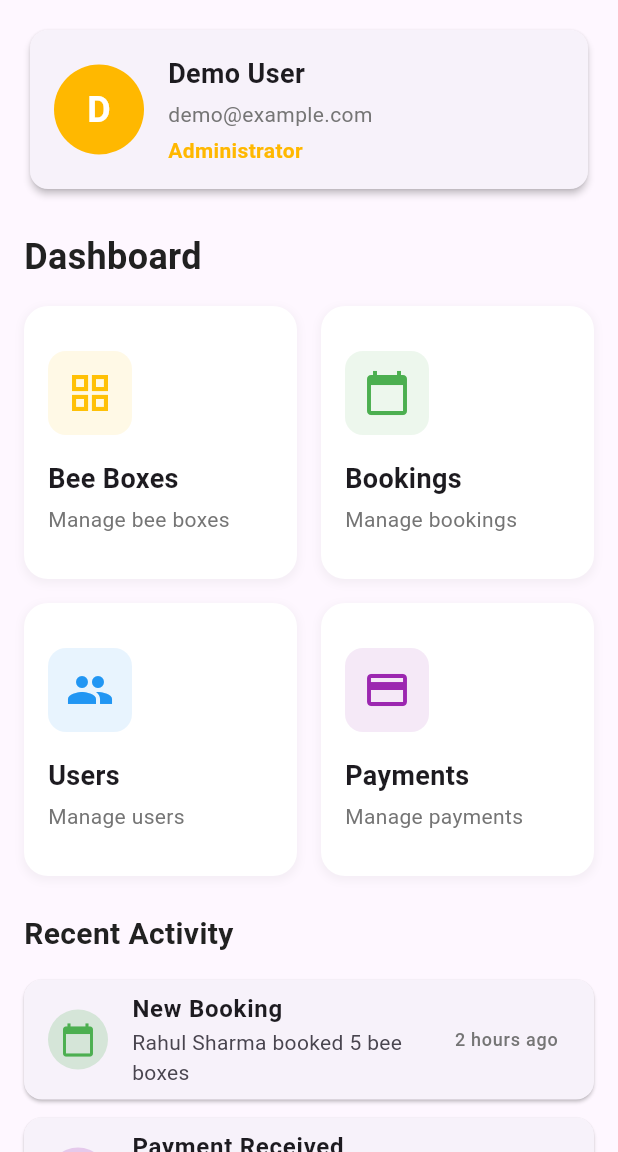
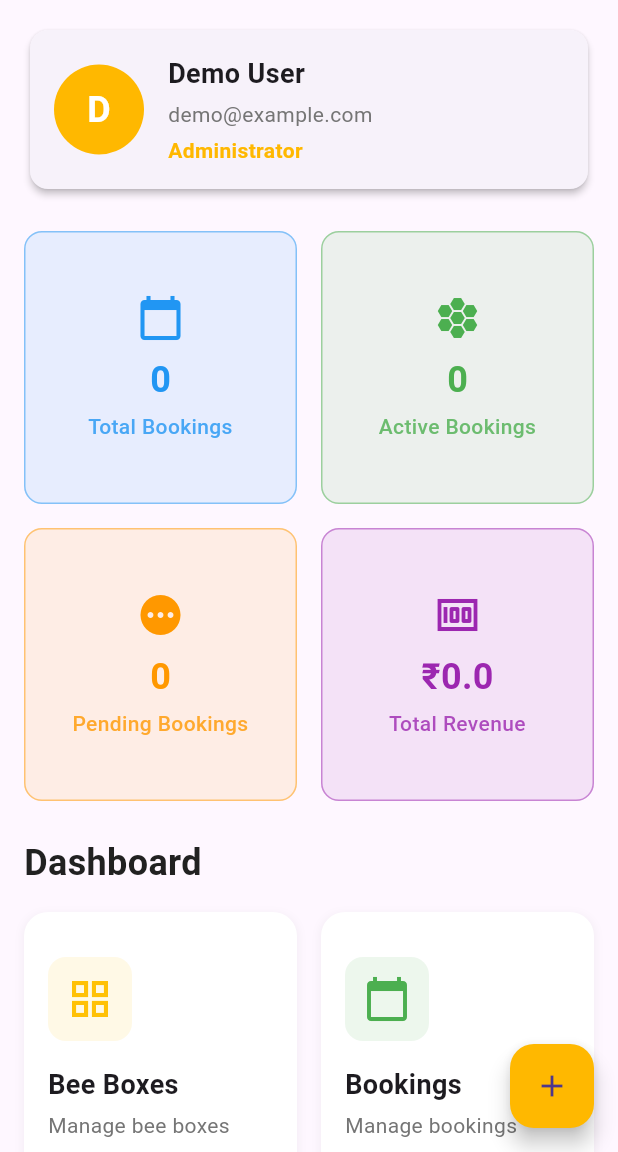
Before and after one commit to HarshBothara24/Beeman, a Flutter app: the AdminDashboardScreen screen opened directly, on a phone screen of 412 x 824 dp, the part 84-1236 px from its top. Run offline on Flutter 3.47's test engine with Material 3 defaults, Android fonts, the phone set to English and light mode, and no system bars; our stand-ins replace cloud_firestore, firebase_core, google_sign_in, shared_preferences; accounts and stored records are empty.

```diff
--- a/lib/features/admin/presentation/screens/admin_dashboard_screen.dart
+++ b/lib/features/admin/presentation/screens/admin_dashboard_screen.dart
@@ -5,6 +5,7 @@
 import '../../../../core/theme/app_theme.dart';
 import '../../../auth/presentation/providers/auth_provider.dart';
 import '../../../auth/presentation/screens/login_screen.dart';
+import '../../../booking/presentation/providers/booking_provider.dart';
 import '../widgets/admin_drawer.dart';
 import '../widgets/dashboard_card.dart';
 import 'bee_box_management_screen.dart';
@@ -18,6 +19,8 @@
   @override
   Widget build(BuildContext context) {
     final authProvider = Provider.of<AuthProvider>(context);
+    final bookingProvider = Provider.of<BookingProvider>(context);
+    final bookings = bookingProvider.bookings;
     final user = authProvider.user;
 
     return Scaffold(
@@ -100,6 +103,41 @@
                   ),
                 ),
                 const SizedBox(height: 24),
+                // Stats cards
+                GridView.count(
+                  shrinkWrap: true,
+                  physics: const NeverScrollableScrollPhysics(),
+                  crossAxisCount: 2,
+                  crossAxisSpacing: 16,
+                  mainAxisSpacing: 16,
+                  children: [
+                    _buildStatCard(
+                      'Total Bookings',
+                      bookings.length.toString(),
+                      Icons.calendar_today,
+                      Colors.blue,
+                    ),
+                    _buildStatCard(
+                      'Active Bookings',
+                      bookings.where((b) => b.status == 'active').length.toString(),
+                      Icons.hive,
+                      Colors.green,
+                    ),
+                    _buildStatCard(
+                      'Pending Bookings',
+                      bookings.where((b) => b.status == 'pending').length.toString(),
+                      Icons.pending,
+                      Colors.orange,
+                    ),
+                    _buildStatCard(
+                      'Total Revenue',
+                      '₹${bookings.fold(0.0, (sum, b) => sum + b.totalAmount)}',
+                      Icons.money,
+                      Colors.purple,
+                    ),
+                  ],
+                ),
+                const SizedBox(height: 24),
                 // Dashboard title
                 const Text(
                   'Dashboard',
@@ -153,104 +191,172 @@
                   ],
                 ),
                 const SizedBox(height: 24),
-                // Recent activity title
+                // Recent bookings
                 const Text(
-                  'Recent Activity',
+                  'Recent Bookings',
                   style: TextStyle(
                     fontSize: 20,
                     fontWeight: FontWeight.bold,
-                    color: AppTheme.textPrimary,
                   ),
                 ),
                 const SizedBox(height: 16),
-                // Recent activity list
-                _buildRecentActivityList(),
+                ListView.builder(
+                  shrinkWrap: true,
+                  physics: const NeverScrollableScrollPhysics(),
+                  itemCount: bookings.length,
+                  itemBuilder: (context, index) {
+                    final booking = bookings[index];
+                    return Card(
+                      margin: const EdgeInsets.only(bottom: 12),
+                      child: ListTile(
+                        title: Text('Booking #${booking.id.substring(0, 8)}'),
+                        subtitle: Text(
+                          '${booking.crop} - ${booking.boxNumbers.length} boxes',
+                        ),
+                        trailing: _buildStatusChip(booking.status),
+                        onTap: () => _showBookingDetails(context, booking),
+                      ),
+                    );
+                  },
+                ),
               ],
             ),
           ),
         ),
       ),
+      floatingActionButton: FloatingActionButton(
+        onPressed: () {
+          // TODO: Add box management screen
+          ScaffoldMessenger.of(context).showSnackBar(
+            const SnackBar(content: Text('Box management coming soon!')),
+          );
+        },
+        backgroundColor: AppTheme.primaryColor,
+        child: const Icon(Icons.add),
+      ),
     );
   }
 
-  Widget _buildRecentActivityList() {
-    // This would typically be populated from a database
-    // For now, we'll use dummy data
-    final activities = [
-      {
-        'type': 'booking',
-        'title': 'New Booking',
-        'description': 'Rahul Sharma booked 5 bee boxes',
-        'time': '2 hours ago',
-        'icon': Icons.calendar_today,
-        'color': Colors.green,
-      },
-      {
-        'type': 'payment',
-        'title': 'Payment Received',
-        'description': '₹5,000 received from Amit Patel',
-        'time': '5 hours ago',
-        'icon': Icons.payment,
-        'color': Colors.purple,
-      },
-      {
-        'type': 'user',
-        'title': 'New User',
-        'description': 'Priya Desai registered as a new user',
-        'time': '1 day ago',
-        'icon': Icons.person_add,
-        'color': Colors.blue,
-      },
-      {
-        'type': 'box',
-        'title': 'Bee Box Added',
-        'description': '10 new bee boxes added to inventory',
-        'time': '2 days ago',
-        'icon': Icons.add_box,
-        'color': Colors.amber,
-      },
-    ];
-
-    return ListView.builder(
-      shrinkWrap: true,
-      physics: const NeverScrollableScrollPhysics(),
-      itemCount: activities.length,
-      itemBuilder: (context, index) {
-        final activity = activities[index];
-        return Card(
-          elevation: 1,
-          margin: const EdgeInsets.only(bottom: 12),
-          shape: RoundedRectangleBorder(
+  Widget _buildStatCard(String title, String value, IconData icon, Color color) {
+    return Container(
+      padding: const EdgeInsets.all(16),
+      decoration: BoxDecoration(
+        color: color.withOpacity(0.1),
         borderRadius: BorderRadius.circular(12),
+        border: Border.all(color: color.withOpacity(0.5)),
       ),
-          child: ListTile(
-            leading: CircleAvatar(
-              backgroundColor: (activity['color'] as Color).withOpacity(0.2),
-              child: Icon(
-                activity['icon'] as IconData,
-                color: activity['color'] as Color,
+      child: Column(
+        mainAxisAlignment: MainAxisAlignment.center,
+        children: [
+          Icon(icon, color: color, size: 32),
+          const SizedBox(height: 8),
+          Text(
+            value,
+            style: TextStyle(
+              fontSize: 24,
+              fontWeight: FontWeight.bold,
+              color: color,
             ),
           ),
-            title: Text(
-              activity['title'] as String,
+          const SizedBox(height: 4),
+          Text(
+            title,
+            style: TextStyle(
+              color: color.withOpacity(0.8),
+              fontWeight: FontWeight.w500,
+            ),
+            textAlign: TextAlign.center,
+          ),
+        ],
+      ),
+    );
+  }
+
+  Widget _buildStatusChip(String status) {
+    Color color;
+    switch (status.toLowerCase()) {
+      case 'active':
+        color = Colors.green;
+        break;
+      case 'pending':
+        color = Colors.orange;
+        break;
+      case 'completed':
+        color = Colors.blue;
+        break;
+      case 'cancelled':
+        color = Colors.red;
+        break;
+      default:
+        color = Colors.grey;
+    }
+
+    return Chip(
+      label: Text(
+        status.toUpperCase(),
         style: const TextStyle(
-                fontWeight: FontWeight.bold,
-              ),
-            ),
-            subtitle: Text(activity['description'] as String),
-            trailing: Text(
-              activity['time'] as String,
-              style: const TextStyle(
-                color: AppTheme.textSecondary,
+          color: Colors.white,
           fontSize: 12,
         ),
       ),
-            onTap: () {
-              // Navigate to the relevant screen based on activity type
+      backgroundColor: color,
+      padding: const EdgeInsets.symmetric(horizontal: 8),
+    );
+  }
+
+  void _showBookingDetails(BuildContext context, dynamic booking) {
+    showDialog(
+      context: context,
+      builder: (context) => AlertDialog(
+        title: Text('Booking #${booking.id.substring(0, 8)}'),
+        content: Column(
+          mainAxisSize: MainAxisSize.min,
+          crossAxisAlignment: CrossAxisAlignment.start,
+          children: [
+            _buildDetailRow('Crop', booking.crop),
+            _buildDetailRow('Location', booking.location),
+            _buildDetailRow('Boxes', booking.boxNumbers.length.toString()),
+            _buildDetailRow('Status', booking.status.toUpperCase()),
+            _buildDetailRow('Total Amount', '₹${booking.totalAmount}'),
+            _buildDetailRow('Deposit Paid', '₹${booking.depositAmount}'),
+          ],
+        ),
+        actions: [
+          TextButton(
+            onPressed: () => Navigator.pop(context),
+            child: const Text('Close'),
+          ),
+          TextButton(
+            onPressed: () {
+              // TODO: Add status update functionality
+              Navigator.pop(context);
+              ScaffoldMessenger.of(context).showSnackBar(
+                const SnackBar(content: Text('Status update coming soon!')),
+              );
             },
+            child: const Text('Update Status'),
+          ),
+        ],
       ),
     );
-      },
+  }
+
+  Widget _buildDetailRow(String label, String value) {
+    return Padding(
+      padding: const EdgeInsets.symmetric(vertical: 4),
+      child: Row(
+        mainAxisAlignment: MainAxisAlignment.spaceBetween,
+        children: [
+          Text(
+            '$label:',
+            style: const TextStyle(
+              fontWeight: FontWeight.bold,
+              color: AppTheme.textSecondary,
+            ),
+          ),
+          Text(value),
+        ],
+      ),
     );
   }
 
```
Also changed, not shown: lib/features/booking/presentation/screens/bee_box_selection_screen.dart (+7 -6 lines). Lines whose indentation alone changed are shown as unchanged.
